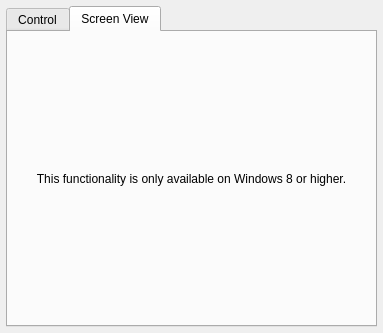
Old version of the form presentation/presentationtab.ui in the repository genosse-einhorn/FishyRecorder.
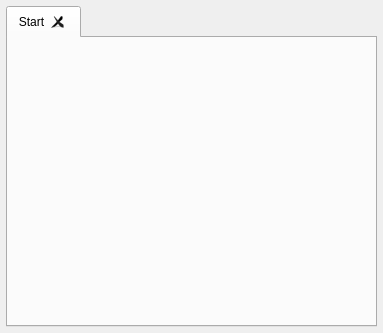
New version of the form. The open tabs and pages were chosen to show the change.

What changed in the file:
```diff
--- a/presentation/presentationtab.ui
+++ b/presentation/presentationtab.ui
@@ -34,9 +34,12 @@
      <property name="documentMode">
       <bool>false</bool>
      </property>
+     <property name="tabsClosable">
+      <bool>true</bool>
+     </property>
      <widget class="QWidget" name="controlTab">
       <attribute name="title">
-       <string>Control</string>
+       <string>Start</string>
       </attribute>
       <layout class="QVBoxLayout" name="verticalLayout">
        <property name="spacing">
@@ -59,49 +62,6 @@
        </item>
       </layout>
      </widget>
-     <widget class="QWidget" name="screenViewTab">
-      <attribute name="title">
-       <string>Screen View</string>
-      </attribute>
-      <layout class="QVBoxLayout" name="verticalLayout_2">
-       <property name="spacing">
-        <number>0</number>
-       </property>
-       <property name="leftMargin">
-        <number>0</number>
-       </property>
-       <property name="topMargin">
-        <number>0</number>
-       </property>
-       <property name="rightMargin">
-        <number>0</number>
-       </property>
-       <property name="bottomMargin">
-        <number>0</number>
-       </property>
-       <item>
-        <widget class="QStackedWidget" name="screenViewStack">
-         <widget class="QWidget" name="page">
-          <layout class="QGridLayout" name="gridLayout">
-           <item row="0" column="0">
-            <widget class="QLabel" name="label">
-             <property name="text">
-              <string>This functionality is only available on Windows 8 or higher.</string>
-             </property>
-             <property name="alignment">
-              <set>Qt::AlignCenter</set>
-             </property>
-             <property name="wordWrap">
-              <bool>true</bool>
-             </property>
-            </widget>
-           </item>
-          </layout>
-         </widget>
-        </widget>
-       </item>
-      </layout>
-     </widget>
     </widget>
    </item>
   </layout>
```
